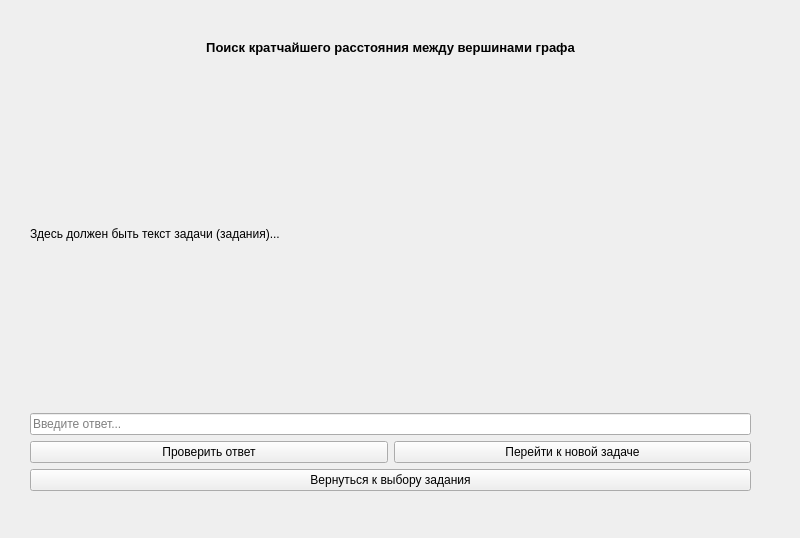
qelio/TSBB_ProgTech, file consoleclient/mainwindow.ui: the form before one commit.
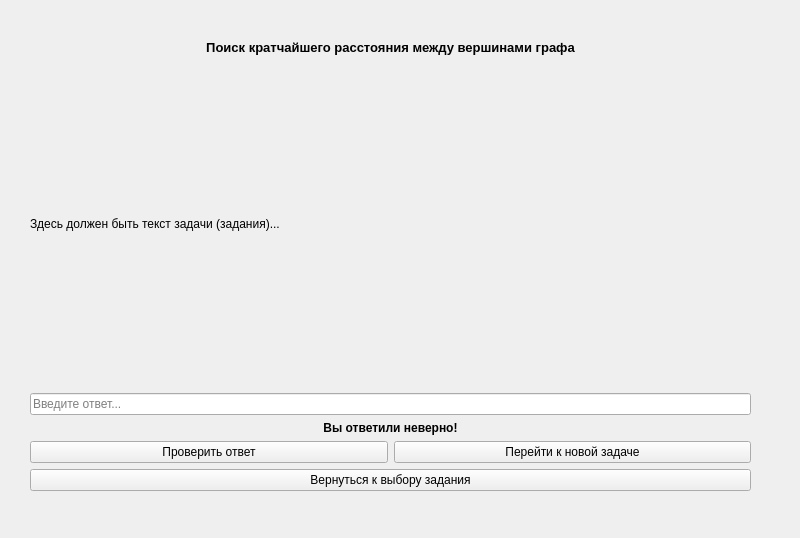
The form after the commit. The open tabs and pages were chosen to show the change.

What changed in the file:
```diff
--- a/consoleclient/mainwindow.ui
+++ b/consoleclient/mainwindow.ui
@@ -170,6 +170,27 @@
          </property>
         </widget>
        </item>
+       <item>
+        <widget class="QLabel" name="shortest_distance_answer">
+         <property name="sizePolicy">
+          <sizepolicy hsizetype="Preferred" vsizetype="Fixed">
+           <horstretch>0</horstretch>
+           <verstretch>0</verstretch>
+          </sizepolicy>
+         </property>
+         <property name="font">
+          <font>
+           <bold>true</bold>
+          </font>
+         </property>
+         <property name="text">
+          <string>Вы ответили неверно!</string>
+         </property>
+         <property name="alignment">
+          <set>Qt::AlignCenter</set>
+         </property>
+        </widget>
+       </item>
        <item>
         <layout class="QHBoxLayout" name="horizontalLayout_2">
          <item>
```
